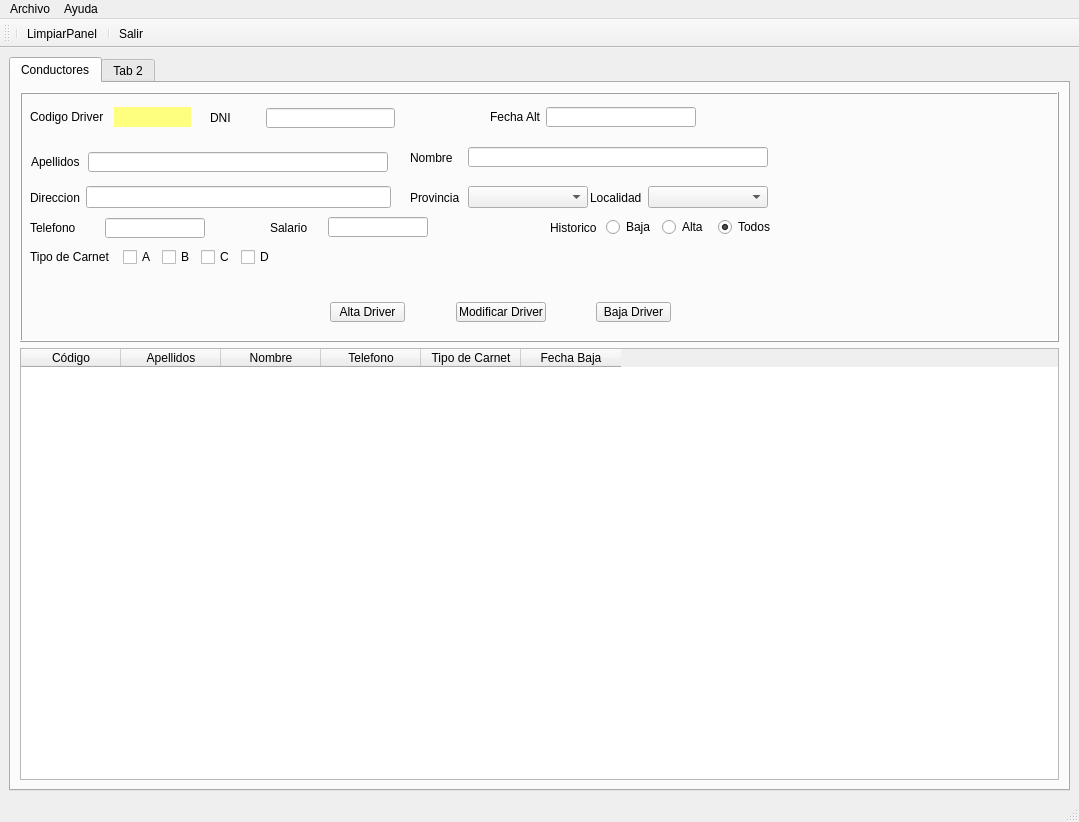
Qt form sierraperez/templates/MainWindow.ui (Sierrowsky/PyCharmProyects) before a commit.
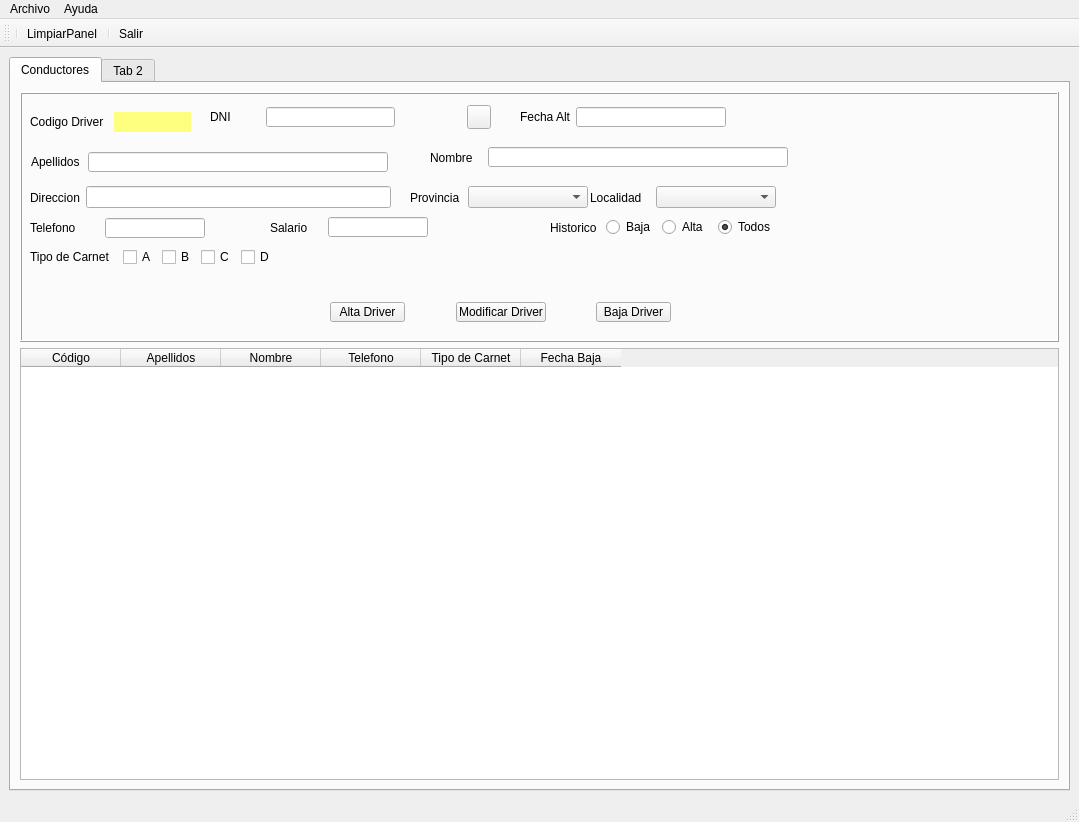
The same form after that commit. Icons and pictures are not drawn.

```diff
--- a/sierraperez/templates/MainWindow.ui
+++ b/sierraperez/templates/MainWindow.ui
@@ -114,7 +114,7 @@
           </column>
          </widget>
         </item>
-        <item row="0" column="0">
+        <item row="1" column="0">
          <widget class="QFrame" name="frame">
           <property name="sizePolicy">
            <sizepolicy hsizetype="Expanding" vsizetype="Expanding">
@@ -146,7 +146,7 @@
              <x>10</x>
              <y>10</y>
              <width>161</width>
-             <height>31</height>
+             <height>41</height>
             </rect>
            </property>
            <layout class="QHBoxLayout" name="horizontalLayout">
@@ -204,8 +204,8 @@
             <rect>
              <x>190</x>
              <y>10</y>
-             <width>251</width>
-             <height>32</height>
+             <width>281</width>
+             <height>31</height>
             </rect>
            </property>
            <layout class="QHBoxLayout" name="horizontalLayout_2">
@@ -280,12 +280,41 @@
               </property>
              </widget>
             </item>
+            <item>
+             <widget class="QPushButton" name="pushButton">
+              <property name="minimumSize">
+               <size>
+                <width>24</width>
+                <height>24</height>
+               </size>
+              </property>
+              <property name="maximumSize">
+               <size>
+                <width>24</width>
+                <height>24</height>
+               </size>
+              </property>
+              <property name="text">
+               <string notr="true"/>
+              </property>
+              <property name="icon">
+               <iconset>
+                <normaloff>../img/3844432-magnifier-search-zoom_110300.ico</normaloff>../img/3844432-magnifier-search-zoom_110300.ico</iconset>
+              </property>
+              <property name="iconSize">
+               <size>
+                <width>24</width>
+                <height>24</height>
+               </size>
+              </property>
+             </widget>
+            </item>
            </layout>
           </widget>
           <widget class="QWidget" name="horizontalLayoutWidget_3">
            <property name="geometry">
             <rect>
-             <x>470</x>
+             <x>500</x>
              <y>10</y>
              <width>264</width>
              <height>31</height>
@@ -443,7 +472,7 @@
           <widget class="QWidget" name="horizontalLayoutWidget_6">
            <property name="geometry">
             <rect>
-             <x>390</x>
+             <x>410</x>
              <y>50</y>
              <width>358</width>
              <height>31</height>
@@ -521,7 +550,7 @@
             <rect>
              <x>570</x>
              <y>90</y>
-             <width>178</width>
+             <width>186</width>
              <height>31</height>
             </rect>
            </property>
```
Left out of the diff: 6 changed lines with no effect on the pictures.
